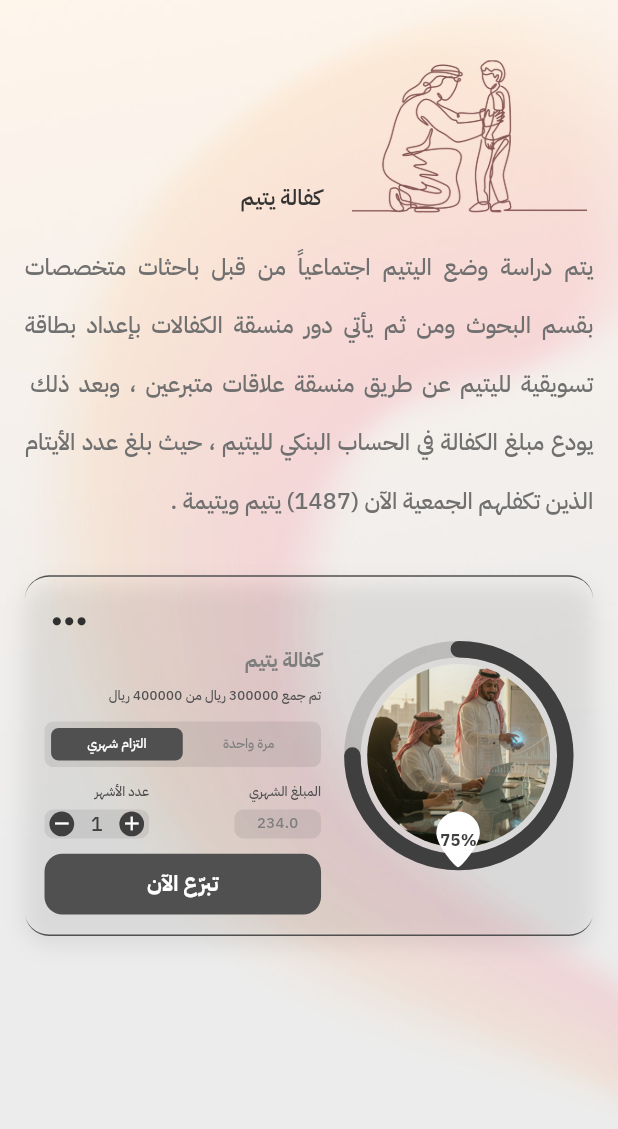
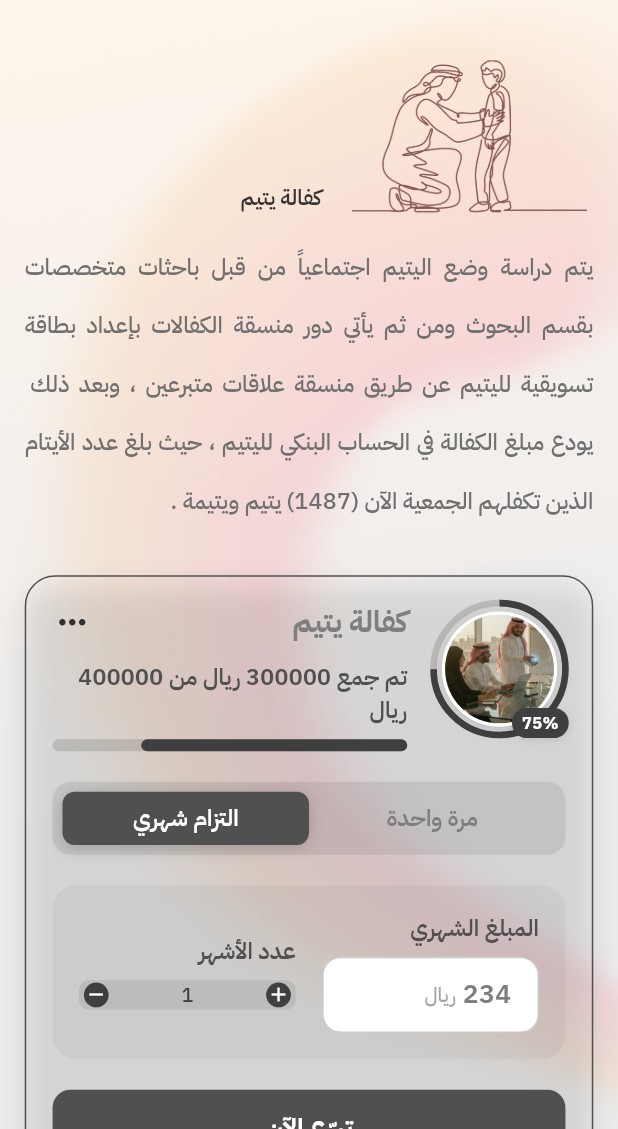
Before and after one commit to AbdelrahmenSalama256/alber, a Flutter app: the ServiceDetailsScreen screen opened directly, after a tap on "التزام شهري", on a phone screen of 412 x 824 dp, the part 107-1236 px from its top. Run offline on Flutter 3.47's test engine with Material 3 defaults, Android fonts, the phone set to English and light mode, and no system bars; our stand-ins replace bloc, cached_network_image, carousel_slider, connectivity_plus, curved_labeled_navigation_bar, dio and 16 more; accounts and stored records are empty.

Commit message:
feat: Enhance donation card layout and skeleton loader styles for improved UI

```diff
--- a/lib/features/home/view/home_screen.dart
+++ b/lib/features/home/view/home_screen.dart
@@ -270,15 +270,16 @@ class HomeScreen extends StatelessWidget {
             ),
             SizedBox(height: 8.h),
             SizedBox(
-              height: 250.h,
+              height: 420.h,
               child: ListView.separated(
+                clipBehavior: Clip.none,
                 scrollDirection: Axis.horizontal,
                 itemCount: state.donations.length,
                 separatorBuilder: (_, __) => SizedBox(width: 12.w),
                 itemBuilder: (context, index) {
                   final d = state.donations[index];
                   return SizedBox(
-                    width: MediaQuery.of(context).size.width * 0.86,
+                    width: MediaQuery.of(context).size.width * 0.96,
                     child: DonationCard(
                       title: d['title'],
                       imageAsset: d['image'],
--- a/lib/features/home/view/widgets/donation_card.dart
+++ b/lib/features/home/view/widgets/donation_card.dart
@@ -1,8 +1,5 @@
-import 'dart:math' as math;
-
 import 'package:flutter/material.dart';
 import 'package:flutter_screenutil/flutter_screenutil.dart';
-import 'package:flutter_svg/flutter_svg.dart';
 import 'package:qafeel/core/constants/app_colors.dart';
 import 'package:qafeel/core/locale/app_loacl.dart';
 
@@ -70,117 +67,197 @@ class _DonationCardState extends State<DonationCard> {
 
     return Container(
       width: double.infinity,
-      padding: EdgeInsets.all(12.w),
+      padding: EdgeInsets.all(16.w),
       decoration: BoxDecoration(
         color: widget.bg ?? Colors.white,
-        borderRadius: BorderRadius.circular(16.r),
-        border: Border(
-            bottom: widget.bg == Colors.transparent
-                ? BorderSide(color: AppColors.primary, width: 1)
-                : BorderSide(),
-            top: widget.bg == Colors.transparent
-                ? BorderSide(color: AppColors.primary, width: 1)
-                : BorderSide()),
-        boxShadow: widget.bg == Colors.transparent
-            ? [
+        borderRadius: BorderRadius.circular(20.r),
+        border: Border.all(
+          color: widget.bg == Colors.transparent
+              ? AppColors.primary
+              : Colors.transparent,
+          width: 1,
+        ),
+        boxShadow: [
           BoxShadow(
-                  color: Colors.black.withOpacity(0.08),
-                  blurRadius: 12.r,
-                  offset: const Offset(0, 6),
+            color: Colors.black.withOpacity(0.1),
+            blurRadius: 16.r,
+            offset: const Offset(0, 8),
           ),
-              ]
-            : null,
+        ],
       ),
-      child: Row(
+      child: Column(
+        crossAxisAlignment: CrossAxisAlignment.start,
         children: [
-          SizedBox(
-            width: 139.1837615966797.w,
-            height: 139.1837615966797.w,
-            child: _DonutAvatar(
+          // Header Row with Title and Progress
+          Row(
+            crossAxisAlignment: CrossAxisAlignment.start,
+            children: [
+              // Smaller Image with Progress
+              _CompactDonutAvatar(
                 imageAsset: widget.imageAsset,
                 progress: _progress,
-                ringColor: widget.accent),
+                ringColor: widget.accent,
               ),
-          SizedBox(width: 14.w),
+              SizedBox(width: 16.w),
               Expanded(
                 child: Column(
                   crossAxisAlignment: CrossAxisAlignment.start,
-              mainAxisSize: MainAxisSize.min,
                   children: [
-                Align(
-                    alignment: AlignmentDirectional.centerEnd,
-                    child: Icon(
-                      Icons.more_horiz_rounded,
-                      size: 30.sp,
-                      color: AppColors.textSecondary,
-                    )),
-                Text(widget.title,
+                    Row(
+                      mainAxisAlignment: MainAxisAlignment.spaceBetween,
+                      children: [
+                        Expanded(
+                          child: Text(
+                            widget.title,
                             maxLines: 2,
                             overflow: TextOverflow.ellipsis,
                             style: TextStyle(
-                        fontSize: 12.sp,
+                              fontSize: 18.sp,
                               fontWeight: FontWeight.w700,
-                        color: AppColors.textGrey)),
-                SizedBox(height: 8.h),
+                              color: AppColors.textGrey,
+                              height: 1.3,
+                            ),
+                          ),
+                        ),
+                        Icon(
+                          Icons.more_horiz_rounded,
+                          size: 24.sp,
+                          color: AppColors.textSecondary,
+                        ),
+                      ],
+                    ),
+                    SizedBox(height: 12.h),
+                    // Progress Text
                     Text(
                       "${'collected'.tr(context)} ${_money(widget.raised)} ${'from'.tr(context)} ${_money(widget.goal)}",
                       style: TextStyle(
-                      fontSize: 8.sp,
+                        fontSize: 14.sp,
                         color: AppColors.primary,
-                      fontWeight: FontWeight.w500),
+                        fontWeight: FontWeight.w600,
                       ),
-                SizedBox(height: 10.h),
-                Row(
-                  children: [
-                    Expanded(
-                      child: _Segmented(
+                    ),
+                    SizedBox(height: 8.h),
+                    // Progress Bar
+                    LinearProgressIndicator(
+                      value: _progress,
+                      backgroundColor: AppColors.primary.withOpacity(0.2),
+                      valueColor: AlwaysStoppedAnimation<Color>(widget.accent),
+                      borderRadius: BorderRadius.circular(10.r),
+                      minHeight: 8.h,
+                    ),
+                  ],
+                ),
+              ),
+            ],
+          ),
+
+          SizedBox(height: 20.h),
+
+          // Frequency Selection
+          _Segmented(
             options: localOptions,
             selectedIndex: _freqIndex,
             onChanged: (i) => setState(() => _freqIndex = i),
             accent: widget.accent,
           ),
+
+          SizedBox(height: 20.h),
+
+          // Amount and Quantity Section
+          Container(
+            padding: EdgeInsets.all(16.w),
+            decoration: BoxDecoration(
+              color: AppColors.textSecondary.withOpacity(0.05),
+              borderRadius: BorderRadius.circular(16.r),
+            ),
+            child: _freqIndex == 0
+                ? _OneTimeDonationSection()
+                : _MonthlyDonationSection(),
+          ),
+
+          SizedBox(height: 20.h),
+
+          // Donate Button
+          SizedBox(
+            height: 52.h,
+            child: AppButton(
+              onPressed: widget.onDonate,
+              text: 'donate_now'.tr(context),
+              textStyle: TextStyle(
+                fontSize: 16.sp,
+                fontWeight: FontWeight.w700,
+                color: Colors.white,
+              ),
+            ),
           ),
         ],
       ),
-                SizedBox(height: 10.h),
-                if (_freqIndex == 0)
-                  Row(
-                    mainAxisAlignment: MainAxisAlignment.spaceBetween,
+    );
+  }
+
+  Widget _OneTimeDonationSection() {
+    return Row(
       children: [
-                      Column(
+        Expanded(
+          child: Column(
             crossAxisAlignment: CrossAxisAlignment.start,
             children: [
-                          Text('donate_amount'.tr(context),
+              Text(
+                'donate_amount'.tr(context),
                 style: TextStyle(
-                                  fontSize: 8.sp,
+                  fontSize: 14.sp,
                   color: AppColors.primary,
-                                  fontWeight: FontWeight.w500)),
-                          SizedBox(height: 5.h),
+                  fontWeight: FontWeight.w600,
+                ),
+              ),
+              SizedBox(height: 8.h),
               Container(
-                            height: 19.115312576293945.h,
-                            width: 52.567108154296875.w,
-                            alignment: Alignment.center,
+                height: 50.h,
+                padding: EdgeInsets.symmetric(horizontal: 16.w),
                 decoration: BoxDecoration(
-                                color: AppColors.textSecondary.withOpacity(0.1),
-                                borderRadius: BorderRadius.circular(6.r)),
-                            child: Text("$_amount",
+                  color: Colors.white,
+                  borderRadius: BorderRadius.circular(12.r),
+                  border: Border.all(color: AppColors.primary.withOpacity(0.3)),
+                ),
+                child: Row(
+                  children: [
+                    Text(
+                      _amount.toStringAsFixed(0),
                       style: TextStyle(
-                                    fontSize: 8.96.sp,
+                        fontSize: 16.sp,
                         color: AppColors.textGrey,
-                                    fontWeight: FontWeight.w500)),
+                        fontWeight: FontWeight.w600,
+                      ),
+                    ),
+                    SizedBox(width: 4.w),
+                    Text(
+                      'currency'.tr(context),
+                      style: TextStyle(
+                        fontSize: 12.sp,
+                        color: AppColors.textGrey.withOpacity(0.7),
+                        fontWeight: FontWeight.w500,
+                      ),
                     ),
                   ],
                 ),
-                      SizedBox(width: 10.w),
-                      Column(
+              ),
+            ],
+          ),
+        ),
+        SizedBox(width: 16.w),
+        Expanded(
+          child: Column(
             crossAxisAlignment: CrossAxisAlignment.start,
             children: [
-                          Text('quantity'.tr(context),
+              Text(
+                'quantity'.tr(context),
                 style: TextStyle(
-                                  fontSize: 8.sp,
+                  fontSize: 14.sp,
                   color: AppColors.primary,
-                                  fontWeight: FontWeight.w500)),
-                          SizedBox(height: 5.h),
+                  fontWeight: FontWeight.w600,
+                ),
+              ),
+              SizedBox(height: 8.h),
               QtyStepper(
                 qty: _qty,
                 onChanged: (q) {
@@ -191,46 +268,74 @@ class _DonationCardState extends State<DonationCard> {
               ),
             ],
           ),
+        ),
       ],
-                  )
-                else
-                  Row(
-                    mainAxisAlignment: MainAxisAlignment.spaceBetween,
+    );
+  }
+
+  Widget _MonthlyDonationSection() {
+    return Row(
       children: [
-                      Column(
+        Expanded(
+          child: Column(
             crossAxisAlignment: CrossAxisAlignment.start,
             children: [
-                          Text('monthly_amount'.tr(context),
+              Text(
+                'monthly_amount'.tr(context),
                 style: TextStyle(
-                                  fontSize: 8.sp,
+                  fontSize: 14.sp,
                   color: AppColors.primary,
-                                  fontWeight: FontWeight.w500)),
-                          SizedBox(height: 5.h),
+                  fontWeight: FontWeight.w600,
+                ),
+              ),
+              SizedBox(height: 8.h),
               Container(
-                            height: 19.115312576293945.h,
-                            width: 52.567108154296875.w,
-                            alignment: Alignment.center,
+                height: 50.h,
+                padding: EdgeInsets.symmetric(horizontal: 16.w),
                 decoration: BoxDecoration(
-                                color: AppColors.textSecondary.withOpacity(0.1),
-                                borderRadius: BorderRadius.circular(6.r)),
-                            child: Text("$_amount",
+                  color: Colors.white,
+                  borderRadius: BorderRadius.circular(12.r),
+                  border: Border.all(color: AppColors.primary.withOpacity(0.3)),
+                ),
+                child: Row(
+                  children: [
+                    Text(
+                      _amount.toStringAsFixed(0),
                       style: TextStyle(
-                                    fontSize: 8.96.sp,
+                        fontSize: 16.sp,
                         color: AppColors.textGrey,
-                                    fontWeight: FontWeight.w500)),
+                        fontWeight: FontWeight.w600,
+                      ),
+                    ),
+                    SizedBox(width: 4.w),
+                    Text(
+                      'currency'.tr(context),
+                      style: TextStyle(
+                        fontSize: 12.sp,
+                        color: AppColors.textGrey.withOpacity(0.7),
+                        fontWeight: FontWeight.w500,
+                      ),
                     ),
                   ],
                 ),
-                      SizedBox(width: 10.w),
-                      Column(
+              ),
+            ],
+          ),
+        ),
+        SizedBox(width: 16.w),
+        Expanded(
+          child: Column(
             crossAxisAlignment: CrossAxisAlignment.start,
             children: [
-                          Text('months_count'.tr(context),
+              Text(
+                'months_count'.tr(context),
                 style: TextStyle(
-                                  fontSize: 8.sp,
+                  fontSize: 14.sp,
                   color: AppColors.primary,
-                                  fontWeight: FontWeight.w500)),
-                          SizedBox(height: 5.h),
+                  fontWeight: FontWeight.w600,
+                ),
+              ),
+              SizedBox(height: 8.h),
               QtyStepper(
                 qty: _qty,
                 onChanged: (q) {
@@ -241,25 +346,8 @@ class _DonationCardState extends State<DonationCard> {
               ),
             ],
           ),
-                    ],
-                  ),
-                SizedBox(height: 10.h),
-                SizedBox(
-                  height: 40.h,
-                  child: AppButton(
-                    onPressed: widget.onDonate,
-                    text: 'donate_now'.tr(context),
-                    textStyle: TextStyle(
-                        fontSize: 13.sp,
-                        fontWeight: FontWeight.w700,
-                        color: Colors.white),
-                  ),
         ),
       ],
-            ),
-          ),
-        ],
-      ),
     );
   }
 
@@ -268,84 +356,93 @@ class _DonationCardState extends State<DonationCard> {
   }
 }
 
-class _DonutAvatar extends StatelessWidget {
+class _CompactDonutAvatar extends StatelessWidget {
   final String imageAsset;
   final double progress;
   final Color ringColor;
 
-  const _DonutAvatar(
-      {required this.imageAsset,
+  const _CompactDonutAvatar({
+    required this.imageAsset,
     required this.progress,
-      required this.ringColor});
+    required this.ringColor,
+  });
 
   @override
   Widget build(BuildContext context) {
-    return LayoutBuilder(
-      builder: (context, constraints) {
-        return Stack(
+    return SizedBox(
+      width: 80.w,
+      height: 80.w,
+      child: Stack(
         clipBehavior: Clip.none,
+        alignment: Alignment.center,
         children: [
-            CustomPaint(
-              painter: _DonutPainter(progress: progress, color: ringColor),
-              child: Padding(
-                padding: EdgeInsets.all(14.w),
+          // Progress Circle
+          SizedBox(
+            width: 100.w,
+            height: 100.w,
+            child: CircularProgressIndicator(
+              value: progress,
+              backgroundColor: ringColor.withOpacity(0.2),
+              valueColor: AlwaysStoppedAnimation<Color>(ringColor),
+              strokeWidth: 4.w,
+            ),
+          ),
+          // Image
+          Container(
+            width: 70.w,
+            height: 70.w,
+            decoration: BoxDecoration(
+              shape: BoxShape.circle,
+              border: Border.all(
+                color: Colors.white,
+                width: 2.w,
+              ),
+              boxShadow: [
+                BoxShadow(
+                  color: Colors.black.withOpacity(0.1),
+                  blurRadius: 8.r,
+                  offset: const Offset(0, 2),
+                ),
+              ],
+            ),
             child: ClipOval(
-                  child: Image.asset(imageAsset,
+              child: Image.asset(
+                imageAsset,
                 fit: BoxFit.cover,
-                      width: double.infinity,
-                      height: double.infinity),
               ),
             ),
           ),
-            PositionedDirectional(
-              bottom: -5.h,
-              end: 0.w,
-              start: 0.w,
-              child: _PercentPin(
-                  text: "${(progress * 100).round()}%",
-                  fill: Colors.white,
-                  textColor: ringColor),
+          // Percentage Badge
+          Positioned(
+            bottom: -2.h,
+            right: -2.w,
+            child: Container(
+              padding: EdgeInsets.symmetric(horizontal: 6.w, vertical: 2.h),
+              decoration: BoxDecoration(
+                color: ringColor,
+                borderRadius: BorderRadius.circular(10.r),
+                boxShadow: [
+                  BoxShadow(
+                    color: Colors.black.withOpacity(0.1),
+                    blurRadius: 4.r,
+                    offset: const Offset(0, 1),
                   ),
                 ],
-        );
-      },
+              ),
+              child: Text(
+                "${(progress * 100).round()}%",
+                style: TextStyle(
+                  fontSize: 10.sp,
+                  fontWeight: FontWeight.w700,
+                  color: Colors.white,
+                ),
+              ),
+            ),
+          ),
+        ],
+      ),
     );
   }
-}
-
-class _DonutPainter extends CustomPainter {
-  final double progress;
-  final Color color;
-
-  _DonutPainter({required this.progress, required this.color});
-
-  @override
-  void paint(Canvas canvas, Size size) {
-    final stroke = 10.0.w;
-    final rect = Offset.zero & size;
-    final center = rect.center;
-    final radius = (size.shortestSide / 2) - stroke / 2;
-
-    final bgPaint = Paint()
-      ..style = PaintingStyle.stroke
-      ..strokeWidth = stroke
-      ..color = color.withOpacity(0.2)
-      ..strokeCap = StrokeCap.round;
-    final fgPaint = Paint()
-      ..style = PaintingStyle.stroke
-      ..strokeWidth = stroke
-      ..color = color
-      ..strokeCap = StrokeCap.round;
-
-    canvas.drawArc(Rect.fromCircle(center: center, radius: radius),
-        -90 * math.pi / 180, 2 * math.pi, false, bgPaint);
-    canvas.drawArc(Rect.fromCircle(center: center, radius: radius),
-        -90 * math.pi / 180, 2 * math.pi * progress, false, fgPaint);
-  }
-
-  @override
-  bool shouldRepaint(covariant _DonutPainter oldDelegate) =>
-      oldDelegate.progress != progress || oldDelegate.color != color;
 }
 
 class _Segmented extends StatelessWidget {
@@ -354,20 +451,22 @@ class _Segmented extends StatelessWidget {
   final ValueChanged<int> onChanged;
   final Color accent;
 
-  const _Segmented(
-      {required this.options,
+  const _Segmented({
+    required this.options,
     required this.selectedIndex,
     required this.onChanged,
-      required this.accent});
+    required this.accent,
+  });
 
   @override
   Widget build(BuildContext context) {
     return Container(
-      height: 30.h,
-      padding: EdgeInsets.all(4.w),
+      height: 48.h,
+      padding: EdgeInsets.all(6.w),
       decoration: BoxDecoration(
         color: AppColors.textSecondary.withOpacity(0.1),
-          borderRadius: BorderRadius.circular(6.r)),
+        borderRadius: BorderRadius.circular(12.r),
+      ),
       child: Row(
         children: List.generate(options.length, (i) {
           final selected = i == selectedIndex;
@@ -375,18 +474,29 @@ class _Segmented extends StatelessWidget {
             child: GestureDetector(
               onTap: () => onChanged(i),
               child: AnimatedContainer(
-                duration: const Duration(milliseconds: 180),
+                duration: const Duration(milliseconds: 200),
                 alignment: Alignment.center,
                 decoration: BoxDecoration(
                   color: selected ? AppColors.primary : Colors.transparent,
-                    borderRadius: BorderRadius.circular(5.r)),
+                  borderRadius: BorderRadius.circular(8.r),
+                  boxShadow: selected
+                      ? [
+                          BoxShadow(
+                            color: AppColors.primary.withOpacity(0.3),
+                            blurRadius: 8.r,
+                            offset: const Offset(0, 2),
+                          ),
+                        ]
+                      : null,
+                ),
                 child: Text(
                   options[i],
-                  overflow: TextOverflow.ellipsis,
+                  textAlign: TextAlign.center,
                   style: TextStyle(
-                      fontSize: 8.sp,
-                      fontWeight: FontWeight.w500,
-                      color: selected ? AppColors.white : AppColors.textGrey),
+                    fontSize: 14.sp,
+                    fontWeight: FontWeight.w600,
+                    color: selected ? Colors.white : AppColors.textGrey,
+                  ),
                 ),
               ),
             ),
@@ -396,38 +506,3 @@ class _Segmented extends StatelessWidget {
     );
   }
 }
-
-class _PercentPin extends StatelessWidget {
-  final String text;
-  final Color fill;
-  final Color textColor;
-
-  const _PercentPin(
-      {required this.text, required this.fill, required this.textColor});
-
-  @override
-  Widget build(BuildContext context) {
-    final w = 44.w;
-    final h = 44.h;
-    return SizedBox(
-      width: w,
-      height: h,
-      child: Stack(
-        alignment: Alignment.center,
-        clipBehavior: Clip.none,
-        children: [
-          SvgPicture.asset("assets/images/svg/pinshape.svg",
-              width: w, height: h),
-          Padding(
-            padding: EdgeInsets.only(bottom: 6.h),
-            child: Text(text,
-                style: TextStyle(
-                    fontSize: 10.sp,
-                    fontWeight: FontWeight.w700,
-                    color: textColor)),
-          ),
-        ],
-      ),
-    );
-  }
-}
--- a/lib/features/home/view/widgets/skeleton_loader.dart
+++ b/lib/features/home/view/widgets/skeleton_loader.dart
@@ -20,13 +20,23 @@ class SkeletonLoader extends StatelessWidget {
     final radius = isCircular ? BorderRadius.circular(width / 2) : borderRadius;
 
     return Shimmer.fromColors(
-      baseColor: const Color(0xFFE6E6E6), // base gray
-      highlightColor: const Color(0xFFF5F5F5), // highlight gray
+      baseColor: const Color(0xFFFFFFFF),
+      highlightColor: const Color(0xFFF2F2F2),
+      direction: ShimmerDirection.ltr,
+      period: const Duration(milliseconds: 1600),
       child: Container(
         width: width,
         height: height,
         decoration: BoxDecoration(
-          color: const Color(0xFFE6E6E6),
+          gradient: const LinearGradient(
+            begin: Alignment.topLeft,
+            end: Alignment.bottomRight,
+            colors: [
+              Color(0xFFFFFFFF),
+              Color(0xFFF2F2F2),
+              Color(0xFFFFFFFF),
+            ],
+          ),
           borderRadius: radius,
         ),
       ),
```
Lines whose indentation alone changed are shown as unchanged.
